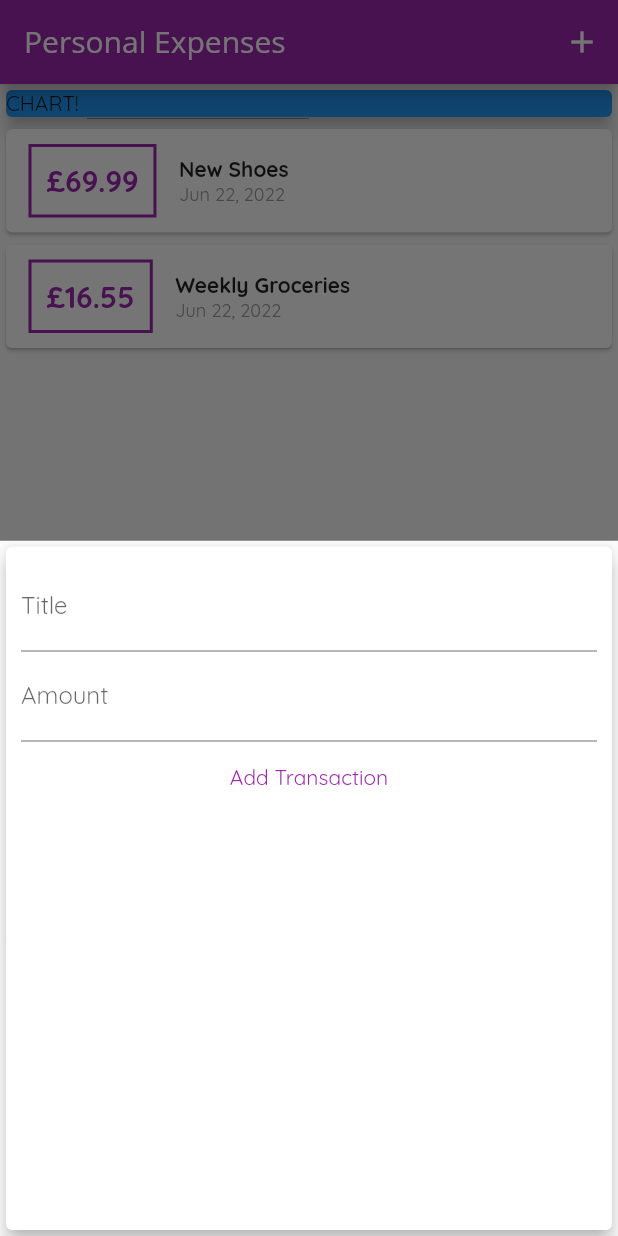
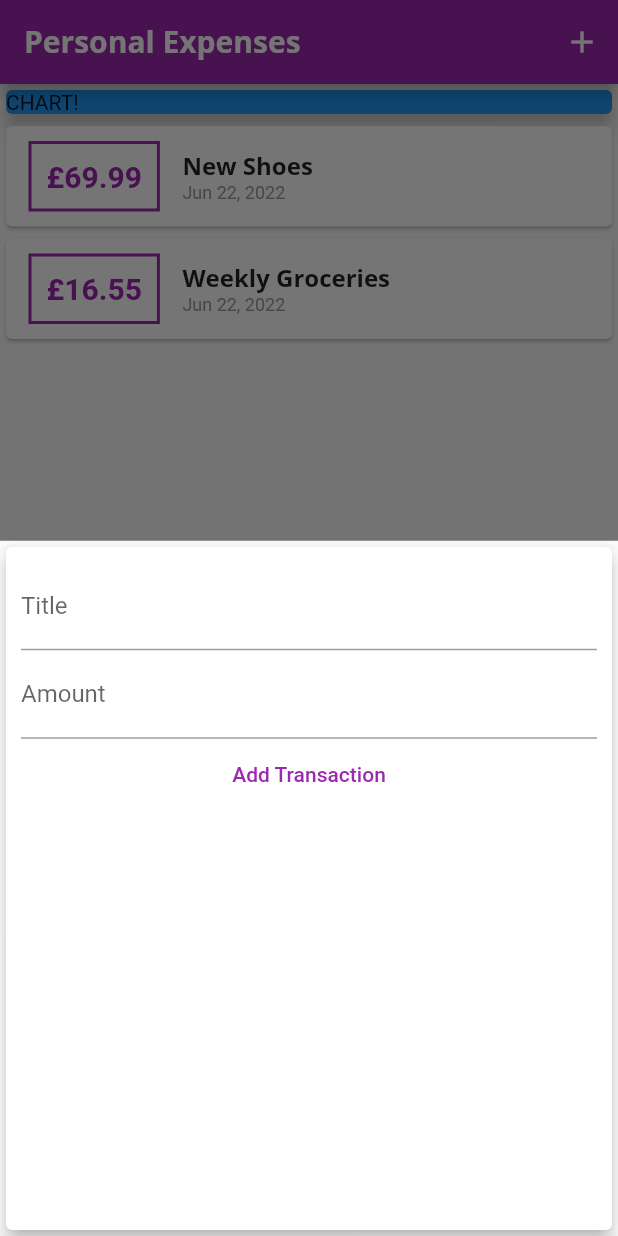
Before and after one commit to aindroid/expense_planner, a Flutter app: the screen it shows after launch, after a tap on the "add" icon, on a phone screen of 412 x 824 dp. Run offline on Flutter 3.47's test engine with Material 2 defaults, Android fonts, the phone set to English and light mode, and no system bars.

Commit message:
Add theme font styles

```diff
--- a/lib/main.dart
+++ b/lib/main.dart
@@ -1,110 +1,34 @@
+import 'package:expense_planner/widgets/home_page.dart';
 import 'package:flutter/material.dart';
-
-import 'widgets/user_transactions.dart';
-import 'widgets/user_input.dart';
-import 'package:expense_planner/models/transaction.dart';
-import 'widgets/transaction_list.dart';
 
 void main() => runApp(MyApp());
 
 class MyApp extends StatelessWidget {
   @override
   Widget build(BuildContext context) {
+    final titleTextStyle = ThemeData.light().appBarTheme.titleTextStyle;
     return MaterialApp(
       theme: ThemeData(
           primarySwatch: Colors.purple,
-          accentColor: Colors.amber,
+          colorScheme: ThemeData.light()
+              .colorScheme
+              .copyWith(secondary: Colors.amber, primary: Colors.purple),
+          textTheme: ThemeData.light().textTheme.copyWith(
+                headline6: TextStyle(
+                    fontFamily: 'OpenSans',
+                    fontSize: 16,
+                    fontWeight: FontWeight.bold),
+              ),
+          appBarTheme: AppBarTheme(
+              titleTextStyle: titleTextStyle != null
+                  ? titleTextStyle.copyWith(fontFamily: 'OpenSans')
+                  : TextStyle(
+                      fontFamily: 'OpenSans',
+                      fontSize: 20,
+                      fontWeight: FontWeight.bold)),
           fontFamily: 'Quicksand'),
       title: 'Personal Expenses',
       home: MyHomePage(),
     );
   }
 }
-
-class MyHomePage extends StatefulWidget {
-  @override
-  State<MyHomePage> createState() => _MyHomePageState();
-}
-
-class _MyHomePageState extends State<MyHomePage> {
-  final List<Transaction> _transactions = [
-    Transaction(
-      id: 't1',
-      title: 'New Shoes',
-      amount: 69.99,
-      date: DateTime.now(),
-    ),
-    Transaction(
-      id: 't2',
-      title: 'Weekly Groceries',
-      amount: 16.55,
-      date: DateTime.now(),
-    ),
-  ];
-
-  void _addNewTransaction(String title, double amount) {
-    final newTx = Transaction(
-      id: DateTime.now().toString(),
-      title: title,
-      amount: amount,
-      date: DateTime.now(),
-    );
-
-    setState(() {
-      _transactions.add(newTx);
-    });
-  }
-
-  void _startAddNewTransaction(BuildContext context) {
-    showModalBottomSheet(
-        context: context,
-        builder: (bContext) {
-          return GestureDetector(
-              onTap: () {},
-              behavior: HitTestBehavior.opaque,
-              child: UserInput(_addNewTransaction));
-        });
-  }
-
-  @override
-  Widget build(BuildContext context) {
-    return Scaffold(
-      floatingActionButton: FloatingActionButton(
-        child: Icon(Icons.add),
-        onPressed: () {
-          _startAddNewTransaction(context);
-        },
-      ),
-      floatingActionButtonLocation: FloatingActionButtonLocation.centerFloat,
-      appBar: AppBar(
-        title: Text(
-          'Personal Expenses',
-          style: TextStyle(fontFamily: 'OpenSans'),
-        ),
-        actions: [
-          IconButton(
-              onPressed: () {
-                _startAddNewTransaction(context);
-              },
-              icon: Icon(Icons.add))
-        ],
-      ),
-      body: SingleChildScrollView(
-        child: Column(
-            // mainAxisAlignment: MainAxisAlignment.start,
-            crossAxisAlignment: CrossAxisAlignment.center,
-            children: [
-              Container(
-                width: double.infinity,
-                child: Card(
-                  color: Colors.blue,
-                  child: Text('CHART!'),
-                  elevation: 5,
-                ),
-              ),
-              TransactionList(_transactions)
-            ]),
-      ),
-    );
-  }
-}
--- /dev/null
+++ b/lib/widgets/home_page.dart
@@ -0,0 +1,91 @@
+import 'package:expense_planner/models/transaction.dart';
+import 'package:expense_planner/widgets/transaction_list.dart';
+import 'package:expense_planner/widgets/user_input.dart';
+import 'package:flutter/material.dart';
+
+class MyHomePage extends StatefulWidget {
+  @override
+  State<MyHomePage> createState() => _MyHomePageState();
+}
+
+class _MyHomePageState extends State<MyHomePage> {
+  final List<Transaction> _transactions = [
+    Transaction(
+      id: 't1',
+      title: 'New Shoes',
+      amount: 69.99,
+      date: DateTime.now(),
+    ),
+    Transaction(
+      id: 't2',
+      title: 'Weekly Groceries',
+      amount: 16.55,
+      date: DateTime.now(),
+    ),
+  ];
+
+  void _addNewTransaction(String title, double amount) {
+    final newTx = Transaction(
+      id: DateTime.now().toString(),
+      title: title,
+      amount: amount,
+      date: DateTime.now(),
+    );
+
+    setState(() {
+      _transactions.add(newTx);
+    });
+  }
+
+  void _startAddNewTransaction(BuildContext context) {
+    showModalBottomSheet(
+        context: context,
+        builder: (bContext) {
+          return GestureDetector(
+              onTap: () {},
+              behavior: HitTestBehavior.opaque,
+              child: UserInput(_addNewTransaction));
+        });
+  }
+
+  @override
+  Widget build(BuildContext context) {
+    return Scaffold(
+      floatingActionButton: FloatingActionButton(
+        child: Icon(Icons.add),
+        onPressed: () {
+          _startAddNewTransaction(context);
+        },
+      ),
+      floatingActionButtonLocation: FloatingActionButtonLocation.centerFloat,
+      appBar: AppBar(
+        title: Text(
+          'Personal Expenses',
+        ),
+        actions: [
+          IconButton(
+              onPressed: () {
+                _startAddNewTransaction(context);
+              },
+              icon: Icon(Icons.add))
+        ],
+      ),
+      body: SingleChildScrollView(
+        child: Column(
+            // mainAxisAlignment: MainAxisAlignment.start,
+            crossAxisAlignment: CrossAxisAlignment.center,
+            children: [
+              Container(
+                width: double.infinity,
+                child: Card(
+                  color: Colors.blue,
+                  child: Text('CHART!'),
+                  elevation: 5,
+                ),
+              ),
+              TransactionList(_transactions)
+            ]),
+      ),
+    );
+  }
+}
--- a/lib/widgets/transaction_item.dart
+++ b/lib/widgets/transaction_item.dart
@@ -38,7 +38,7 @@ class TransactionItem extends StatelessWidget {
           children: [
             Text(
               title,
-              style: TextStyle(fontWeight: FontWeight.bold, fontSize: 14),
+              style: Theme.of(context).textTheme.headline6,
             ),
             Text(
               formattedDate,
```
